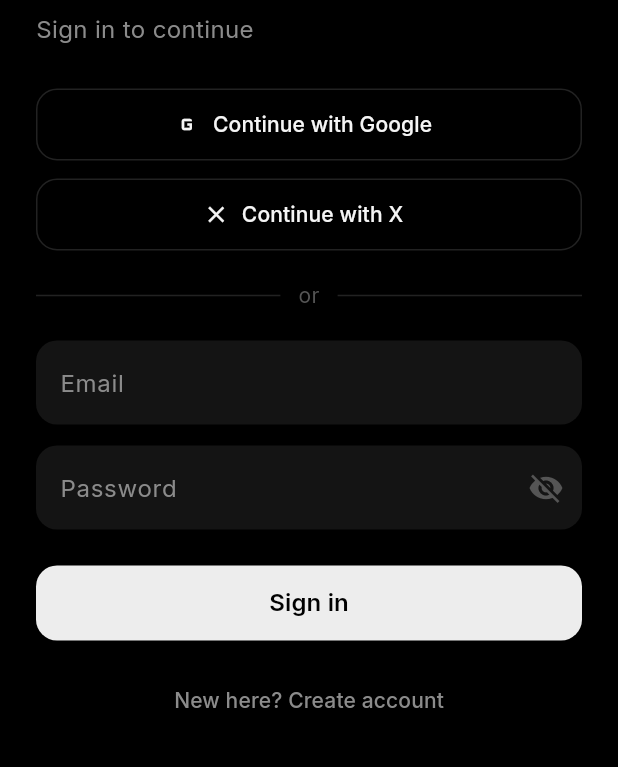
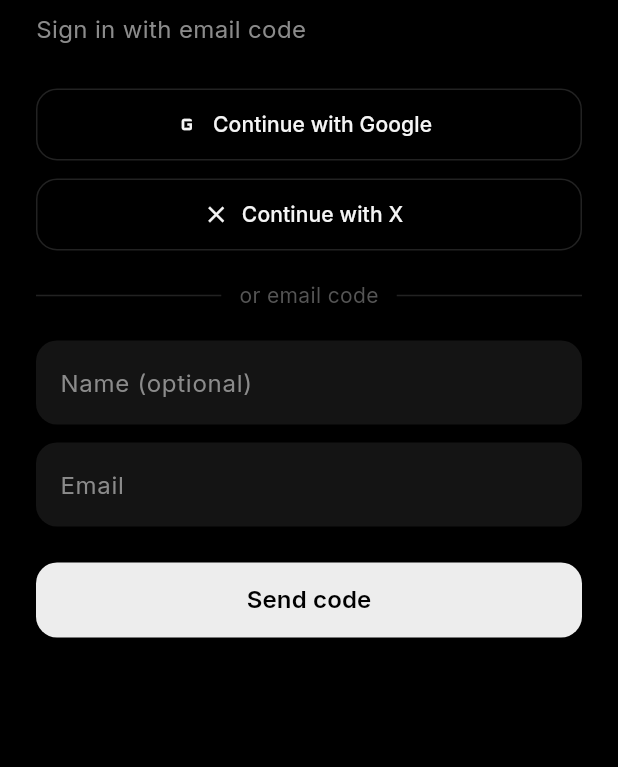
Before and after one commit to wantajudeen/jagx-ai-app, a Flutter app: the screen it shows after launch, on a phone screen of 412 x 824 dp, the part 132-899 px from its top. Run offline on Flutter 3.47's test engine with Material 3 defaults, Android fonts, the phone set to English and light mode, and no system bars; our stand-ins replace dio, flutter_dotenv, flutter_riverpod, go_router, google_fonts, shared_preferences and 1 more; accounts and stored records are empty.

Commit message:
OTP auth flow, save images, agents picker, GitHub token connect

```diff
--- a/lib/screens/auth_screen.dart
+++ b/lib/screens/auth_screen.dart
@@ -14,17 +14,16 @@
 
 class _AuthScreenState extends State<AuthScreen> {
   final _email = TextEditingController();
-  final _password = TextEditingController();
+  final _otp = TextEditingController();
   final _name = TextEditingController();
-  bool _register = false;
+  bool _sent = false;
   bool _loading = false;
-  bool _obscure = true;
   String? _error;
 
   @override
   void dispose() {
     _email.dispose();
-    _password.dispose();
+    _otp.dispose();
     _name.dispose();
     super.dispose();
   }
@@ -35,56 +34,57 @@
     context.go(need ? '/onboarding' : '/chat');
   }
 
-  Future<void> _submit() async {
+  Future<void> _sendCode() async {
     final email = _email.text.trim();
-    final password = _password.text;
     if (email.isEmpty || !email.contains('@')) {
       setState(() => _error = 'Enter a valid email');
       return;
     }
-    if (password.length < 6) {
-      setState(() => _error = 'Password min 6 characters');
-      return;
-    }
-    if (_register && _name.text.trim().isEmpty) {
-      setState(() => _error = 'Name is required');
-      return;
-    }
-
     setState(() {
       _loading = true;
       _error = null;
     });
-
     try {
-      final client = Supabase.instance.client;
-      if (_register) {
-        final res = await client.auth.signUp(
+      await Supabase.instance.client.auth.signInWithOtp(
         email: email,
-          password: password,
-          data: {'name': _name.text.trim()},
+        shouldCreateUser: true,
       );
-        if (res.session != null) {
-          await Profile.save(
-            name: _name.text.trim(),
-            dob: '',
-          );
-          await _afterLogin();
-          return;
-        }
-        setState(() {
-          _error = 'Check your email to confirm, then sign in.';
-          _register = false;
-        });
-      } else {
-        await client.auth.signInWithPassword(email: email, password: password);
-        await _afterLogin();
-      }
+      setState(() => _sent = true);
     } on AuthException catch (e) {
       setState(() => _error = e.message);
     } catch (_) {
       setState(() => _error =
-          'Auth failed. Check SUPABASE_URL and SUPABASE_ANON_KEY.');
+          'Could not send code. Check SUPABASE_URL / ANON_KEY and Email provider.');
+    } finally {
+      if (mounted) setState(() => _loading = false);
+    }
+  }
+
+  Future<void> _verifyCode() async {
+    final email = _email.text.trim();
+    final token = _otp.text.trim();
+    if (token.length < 6) {
+      setState(() => _error = 'Enter the 6-digit code from your email');
+      return;
+    }
+    setState(() {
+      _loading = true;
+      _error = null;
+    });
+    try {
+      await Supabase.instance.client.auth.verifyOTP(
+        email: email,
+        token: token,
+        type: OtpType.email,
+      );
+      if (_name.text.trim().isNotEmpty) {
+        await Profile.save(name: _name.text.trim(), dob: '');
+      }
+      await _afterLogin();
+    } on AuthException catch (e) {
+      setState(() => _error = e.message);
+    } catch (_) {
+      setState(() => _error = 'Invalid or expired code. Request a new one.');
     } finally {
       if (mounted) setState(() => _loading = false);
     }
@@ -104,7 +104,7 @@
       setState(() => _error = e.message);
     } catch (_) {
       setState(() => _error =
-          'OAuth failed. Enable Google / X in Supabase Providers.');
+          'OAuth failed. Enable Google / X in Supabase and set redirect URL.');
     } finally {
       if (mounted) setState(() => _loading = false);
     }
@@ -131,62 +131,56 @@
               ),
               const SizedBox(height: 8),
               Text(
-                _register ? 'Create account' : 'Sign in to continue',
+                _sent
+                    ? 'Enter the code we emailed you'
+                    : 'Sign in with email code',
                 style: const TextStyle(fontSize: 16, color: Jx.muted),
               ),
               const SizedBox(height: 28),
-              _oauthBtn(
-                label: 'Continue with Google',
-                icon: Icons.g_mobiledata,
-                onTap: () => _oauth(OAuthProvider.google),
-              ),
+              _oauthBtn('Continue with Google', Icons.g_mobiledata,
+                  () => _oauth(OAuthProvider.google)),
               const SizedBox(height: 12),
               _oauthBtn(
-                label: 'Continue with X',
-                icon: Icons.close, // X mark style
-                onTap: () => _oauth(OAuthProvider.twitter),
-              ),
+                  'Continue with X', Icons.close, () => _oauth(OAuthProvider.twitter)),
               const SizedBox(height: 20),
               const Row(
                 children: [
                   Expanded(child: Divider(color: Jx.border)),
                   Padding(
                     padding: EdgeInsets.symmetric(horizontal: 12),
-                    child: Text('or', style: TextStyle(color: Jx.dim)),
+                    child: Text('or email code', style: TextStyle(color: Jx.dim)),
                   ),
                   Expanded(child: Divider(color: Jx.border)),
                 ],
               ),
               const SizedBox(height: 20),
-              if (_register) ...[
-                _field(_name, 'Name', 'Taju'),
-                const SizedBox(height: 14),
+              if (!_sent) ...[
+                TextField(
+                  controller: _name,
+                  style: const TextStyle(color: Jx.text),
+                  decoration: _dec('Name (optional)', 'Taju'),
+                ),
+                const SizedBox(height: 12),
+                TextField(
+                  controller: _email,
+                  keyboardType: TextInputType.emailAddress,
+                  style: const TextStyle(color: Jx.text),
+                  decoration: _dec('Email', 'you@example.com'),
+                ),
+              ] else ...[
+                Text(
+                  _email.text,
+                  style: const TextStyle(color: Jx.muted, fontSize: 13),
+                ),
+                const SizedBox(height: 12),
+                TextField(
+                  controller: _otp,
+                  keyboardType: TextInputType.number,
+                  style: const TextStyle(
+                      color: Jx.text, letterSpacing: 4, fontSize: 20),
+                  decoration: _dec('6-digit code', '000000'),
+                ),
               ],
-              _field(_email, 'Email', 'you@example.com',
-                  keyboard: TextInputType.emailAddress),
-              const SizedBox(height: 14),
-              TextField(
-                controller: _password,
-                obscureText: _obscure,
-                style: const TextStyle(color: Jx.text),
-                decoration: InputDecoration(
-                  labelText: 'Password',
-                  labelStyle: const TextStyle(color: Jx.muted),
-                  filled: true,
-                  fillColor: Jx.card,
-                  border: OutlineInputBorder(
-                    borderRadius: BorderRadius.circular(14),
-                    borderSide: BorderSide.none,
-                  ),
-                  suffixIcon: IconButton(
-                    icon: Icon(
-                      _obscure ? Icons.visibility_off : Icons.visibility,
-                      color: Jx.dim,
-                    ),
-                    onPressed: () => setState(() => _obscure = !_obscure),
-                  ),
-                ),
-              ),
               if (_error != null) ...[
                 const SizedBox(height: 12),
                 Text(_error!,
@@ -197,7 +191,9 @@
                 width: double.infinity,
                 height: 50,
                 child: ElevatedButton(
-                  onPressed: _loading ? null : _submit,
+                  onPressed: _loading
+                      ? null
+                      : (_sent ? _verifyCode : _sendCode),
                   style: ElevatedButton.styleFrom(
                     backgroundColor: Jx.accent,
                     foregroundColor: Colors.black,
@@ -213,27 +209,35 @@
                               strokeWidth: 2, color: Colors.black),
                         )
                       : Text(
-                          _register ? 'Create account' : 'Sign in',
+                          _sent ? 'Verify code' : 'Send code',
                           style: const TextStyle(
                               fontWeight: FontWeight.w600, fontSize: 16),
                         ),
                 ),
               ),
-              const SizedBox(height: 16),
+              if (_sent) ...[
+                const SizedBox(height: 12),
                 Center(
                   child: TextButton(
-                  onPressed: () => setState(() {
-                    _register = !_register;
+                    onPressed: _loading
+                        ? null
+                        : () => setState(() {
+                              _sent = false;
+                              _otp.clear();
                               _error = null;
                             }),
-                  child: Text(
-                    _register
-                        ? 'Already have an account? Sign in'
-                        : 'New here? Create account',
-                    style: const TextStyle(color: Jx.muted),
+                    child: const Text('Use a different email',
+                        style: TextStyle(color: Jx.muted)),
                   ),
                 ),
+                Center(
+                  child: TextButton(
+                    onPressed: _loading ? null : _sendCode,
+                    child: const Text('Resend code',
+                        style: TextStyle(color: Jx.muted)),
                   ),
+                ),
+              ],
             ],
           ),
         ),
@@ -241,11 +245,20 @@
     );
   }
 
-  Widget _oauthBtn({
-    required String label,
-    required IconData icon,
-    required VoidCallback onTap,
-  }) {
+  InputDecoration _dec(String label, String hint) => InputDecoration(
+        labelText: label,
+        hintText: hint,
+        labelStyle: const TextStyle(color: Jx.muted),
+        hintStyle: const TextStyle(color: Jx.dim),
+        filled: true,
+        fillColor: Jx.card,
+        border: OutlineInputBorder(
+          borderRadius: BorderRadius.circular(14),
+          borderSide: BorderSide.none,
+        ),
+      );
+
+  Widget _oauthBtn(String label, IconData icon, VoidCallback onTap) {
     return SizedBox(
       width: double.infinity,
       height: 48,
@@ -262,25 +275,4 @@
       ),
     );
   }
-
-  Widget _field(TextEditingController c, String label, String hint,
-      {TextInputType? keyboard}) {
-    return TextField(
-      controller: c,
-      keyboardType: keyboard,
-      style: const TextStyle(color: Jx.text),
-      decoration: InputDecoration(
-        labelText: label,
-        hintText: hint,
-        labelStyle: const TextStyle(color: Jx.muted),
-        hintStyle: const TextStyle(color: Jx.dim),
-        filled: true,
-        fillColor: Jx.card,
-        border: OutlineInputBorder(
-          borderRadius: BorderRadius.circular(14),
-          borderSide: BorderSide.none,
-        ),
-      ),
-    );
 }
-}
--- a/pubspec.yaml
+++ b/pubspec.yaml
@@ -1,7 +1,7 @@
 name: jagx_ai
 description: JagX AI — Grok-style intelligence for Africa
 publish_to: "none"
-version: 2.0.0+1
+version: 2.3.0+5
 
 environment:
   sdk: ">=3.4.0 <4.0.0"
@@ -15,9 +15,12 @@
   google_fonts: ^6.2.1
   flutter_dotenv: ^5.1.0
   dio: ^5.5.0+1
+  http: ^1.2.1
   shared_preferences: ^2.2.3
   uuid: ^4.4.0
   intl: ^0.19.0
+  path_provider: ^2.1.3
+  share_plus: ^10.0.0
   cupertino_icons: ^1.0.8
 
 dev_dependencies:
```
Also changed, not shown: lib/screens/github_connect_screen.dart (added, +166 -0 lines). Lines whose indentation alone changed are shown as unchanged.
